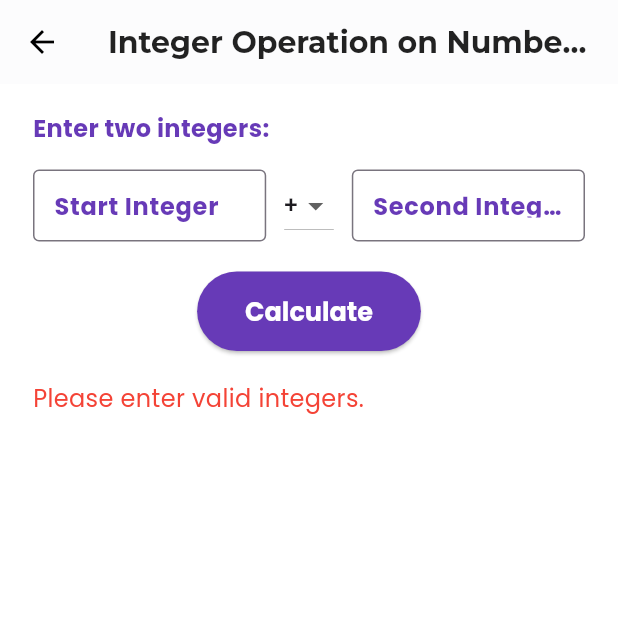
After one commit to JudeChika/Math-Guru, a Flutter app: the NumberLineScreen screen opened directly, after a tap on "Calculate", on a phone screen of 412 x 824 dp, the top half of it. The commit adds this screen. Run offline on Flutter 3.47's test engine with Material 3 defaults, Android fonts, the phone set to English and light mode, and no system bars; our stand-ins replace cloud_firestore, firebase_auth, firebase_core, firebase_storage, flutter_animate, flutter_riverpod and 4 more; missing offline and left inert: flutter_math_fork; accounts and stored records are empty.

Commit message:
my files

```diff
--- /dev/null
+++ b/lib/features/junior_secondary/jss1/fractions/number_line/number_line_integer_logic.dart
@@ -0,0 +1,24 @@
+class NumberLineIntegerLogic {
+  static NumberLineSolution compute(int a, int b, String op) {
+    final result = op == '+' ? a + b : a - b;
+
+    final explanations = <String>[
+      "Start at 0 on the number line.",
+      "Move from 0 to $a to get your first number.",
+      if (op == '+')
+        "Since you are adding, move $b steps to the right from $a."
+      else
+        "Since you are subtracting, move $b steps to the left from $a.",
+      "You land on $result. That is your final answer.",
+    ];
+
+    return NumberLineSolution(result: result, explanations: explanations);
+  }
+}
+
+class NumberLineSolution {
+  final int result;
+  final List<String> explanations;
+
+  NumberLineSolution({required this.result, required this.explanations});
+}
--- /dev/null
+++ b/lib/features/junior_secondary/jss1/fractions/number_line/number_line_painter.dart
@@ -0,0 +1,93 @@
+import 'package:flutter/material.dart';
+
+class NumberLinePainter extends CustomPainter {
+  final int start;
+  final int end;
+  final int from;
+  final int to;
+
+  NumberLinePainter({
+    required this.start,
+    required this.end,
+    required this.from,
+    required this.to,
+  });
+
+  @override
+  void paint(Canvas canvas, Size size) {
+    final paintLine = Paint()
+      ..color = Colors.black
+      ..strokeWidth = 2;
+
+    final paintArrowLine = Paint()
+      ..color = Colors.deepPurple
+      ..strokeWidth = 2
+      ..style = PaintingStyle.stroke; // 👈 Ensures no fill, only line
+
+    final spacing = size.width / (end - start);
+    final centerY = size.height / 2;
+
+    // Draw main number line
+    canvas.drawLine(Offset(0, centerY), Offset(size.width, centerY), paintLine);
+
+    const textStyle = TextStyle(fontSize: 12, color: Colors.black);
+    final textPainter = TextPainter(
+      textAlign: TextAlign.center,
+      textDirection: TextDirection.ltr,
+    );
+
+    for (int i = start; i <= end; i++) {
+      double x = (i - start) * spacing;
+
+      // Draw tick
+      canvas.drawLine(Offset(x, centerY - 5), Offset(x, centerY + 5), paintLine);
+
+      // Draw number
+      textPainter.text = TextSpan(text: i.toString(), style: textStyle);
+      textPainter.layout();
+      textPainter.paint(canvas, Offset(x - textPainter.width / 2, centerY + 10));
+    }
+
+    // Draw first curved arrow from 0 to the first number
+    if (from != 0) {
+      _drawCurvedArrow(canvas, spacing, centerY, 0, from, start, paintArrowLine);
+    }
+
+    // Draw second curved arrow from first number to result
+    _drawCurvedArrow(canvas, spacing, centerY, from, to, start, paintArrowLine);
+  }
+
+  void _drawCurvedArrow(Canvas canvas, double spacing, double centerY, int startVal, int endVal, int baseStart, Paint paint) {
+    int direction = endVal >= startVal ? 1 : -1;
+    double startX = (startVal - baseStart) * spacing;
+    double endX = (endVal - baseStart) * spacing;
+
+    final path = Path()
+      ..moveTo(startX, centerY)
+      ..quadraticBezierTo(
+        (startX + endX) / 2,
+        centerY - 25,
+        endX,
+        centerY,
+      );
+
+    canvas.drawPath(path, paint); // ✅ Stroke-only curved arrow path (no shading)
+
+    // Draw arrowhead
+    canvas.drawLine(
+      Offset(endX - 5 * direction, centerY - 5),
+      Offset(endX, centerY),
+      paint,
+    );
+    canvas.drawLine(
+      Offset(endX - 5 * direction, centerY + 5),
+      Offset(endX, centerY),
+      paint,
+    );
+  }
+
+  @override
+  bool shouldRepaint(covariant NumberLinePainter oldDelegate) {
+    return oldDelegate.from != from || oldDelegate.to != to || oldDelegate.start != start || oldDelegate.end != end;
+  }
+}
--- /dev/null
+++ b/lib/features/junior_secondary/jss1/fractions/number_line/number_line_screen.dart
@@ -0,0 +1,242 @@
+import 'package:flutter/material.dart';
+import 'package:google_fonts/google_fonts.dart';
+import 'number_line_integer_logic.dart';
+import 'number_line_painter.dart';
+
+class NumberLineScreen extends StatefulWidget {
+  const NumberLineScreen({super.key});
+
+  @override
+  State<NumberLineScreen> createState() => _NumberLineScreenState();
+}
+
+class _NumberLineScreenState extends State<NumberLineScreen> {
+  final _num1Controller = TextEditingController();
+  final _num2Controller = TextEditingController();
+  String _operation = '+';
+  String? _errorMsg;
+  int? _from;
+  int? _to;
+  int? _result;
+  List<String> _explanations = [];
+
+  void _calculate() {
+    final from = int.tryParse(_num1Controller.text.trim());
+    final second = int.tryParse(_num2Controller.text.trim());
+
+    if (from == null || second == null) {
+      setState(() {
+        _errorMsg = "Please enter valid integers.";
+        _result = null;
+        _from = null;
+        _to = null;
+        _explanations = [];
+      });
+      return;
+    }
+
+    final solution = NumberLineIntegerLogic.compute(from, second, _operation);
+
+    setState(() {
+      _errorMsg = null;
+      _from = from;
+      _to = solution.result;
+      _result = solution.result;
+      _explanations = solution.explanations;
+    });
+  }
+
+  @override
+  void dispose() {
+    _num1Controller.dispose();
+    _num2Controller.dispose();
+    super.dispose();
+  }
+
+  @override
+  Widget build(BuildContext context) {
+    final inputStyle = GoogleFonts.poppins(fontSize: 16);
+    final labelStyle = GoogleFonts.poppins(
+      fontWeight: FontWeight.w600,
+      color: Colors.deepPurple,
+    );
+
+    return Scaffold(
+      appBar: AppBar(
+        title: Text(
+          'Integer Operation on Number Line',
+          style: GoogleFonts.montserrat(
+            fontWeight: FontWeight.bold,
+            fontSize: 20,
+            color: Theme.of(context).brightness == Brightness.dark
+                ? Colors.white
+                : Colors.black87,
+          ),
+        ),
+        backgroundColor: Colors.white,
+        foregroundColor: Colors.deepPurple,
+        elevation: 0.4,
+      ),
+      body: SingleChildScrollView(
+        padding: const EdgeInsets.symmetric(horizontal: 22, vertical: 18),
+        child: Column(
+          crossAxisAlignment: CrossAxisAlignment.start,
+          children: [
+            Text(
+              "Enter two integers:",
+              style: labelStyle.copyWith(fontSize: 16),
+            ),
+            const SizedBox(height: 16),
+            Row(
+              children: [
+                Expanded(
+                  child: TextFormField(
+                    controller: _num1Controller,
+                    keyboardType: TextInputType.number,
+                    style: inputStyle,
+                    decoration: InputDecoration(
+                      labelText: "Start Integer",
+                      labelStyle: labelStyle,
+                      border: const OutlineInputBorder(),
+                      contentPadding: const EdgeInsets.symmetric(vertical: 6, horizontal: 10),
+                    ),
+                  ),
+                ),
+                const SizedBox(width: 12),
+                DropdownButton<String>(
+                  value: _operation,
+                  items: const [
+                    DropdownMenuItem(value: '+', child: Text('+')),
+                    DropdownMenuItem(value: '-', child: Text('-')),
+                  ],
+                  onChanged: (val) {
+                    setState(() => _operation = val ?? '+');
+                  },
+                ),
+                const SizedBox(width: 12),
+                Expanded(
+                  child: TextFormField(
+                    controller: _num2Controller,
+                    keyboardType: TextInputType.number,
+                    style: inputStyle,
+                    decoration: InputDecoration(
+                      labelText: "Second Integer",
+                      labelStyle: labelStyle,
+                      border: const OutlineInputBorder(),
+                      contentPadding: const EdgeInsets.symmetric(vertical: 6, horizontal: 10),
+                    ),
+                  ),
+                ),
+              ],
+            ),
+            const SizedBox(height: 20),
+            Center(
+              child: ElevatedButton(
+                onPressed: _calculate,
+                style: ElevatedButton.styleFrom(
+                  backgroundColor: Colors.deepPurple,
+                  padding: const EdgeInsets.symmetric(horizontal: 32, vertical: 14),
+                  textStyle: GoogleFonts.poppins(fontWeight: FontWeight.bold, fontSize: 17),
+                ),
+                child: const Text("Calculate", style: TextStyle(color: Colors.white)),
+              ),
+            ),
+            const SizedBox(height: 20),
+            if (_errorMsg != null)
+              Text(
+                _errorMsg!,
+                style: GoogleFonts.poppins(color: Colors.red, fontSize: 16),
+              ),
+            if (_result != null)
+              Column(
+                crossAxisAlignment: CrossAxisAlignment.center,
+                children: [
+                  Text(
+                    "Result: $_from $_operation ${_num2Controller.text} = $_result",
+                    style: GoogleFonts.poppins(
+                      fontWeight: FontWeight.w600,
+                      fontSize: 18,
+                      color: Colors.green[700],
+                    ),
+                  ),
+                  const SizedBox(height: 20),
+                  Text(
+                    "Visual Number Line:",
+                    style: GoogleFonts.poppins(
+                      fontWeight: FontWeight.bold,
+                      fontSize: 17,
+                      color: Colors.deepPurple,
+                    ),
+                  ),
+                  const SizedBox(height: 10),
+                  Card(
+                    color: Colors.purple.shade50,
+                    margin: const EdgeInsets.symmetric(vertical: 4),
+                    child: Padding(
+                      padding: const EdgeInsets.symmetric(vertical: 10),
+                      child: SingleChildScrollView(
+                        scrollDirection: Axis.horizontal,
+                        child: CustomPaint(
+                          size: Size(
+                            (_to! - (_from! - 5) + (_from! - 0).abs() + 10) * 40.0,
+                            120,
+                          ),
+                          painter: NumberLinePainter(
+                            start: (_from! - (_operation == '+' ? 5 : 8)).clamp(-50, 0),
+                            end: (_to! + 5),
+                            from: _from!,
+                            to: _to!,
+                          ),
+                        ),
+                      ),
+                    ),
+                  ),
+                  const SizedBox(height: 20),
+                  if (_explanations.isNotEmpty)
+                    Column(
+                      crossAxisAlignment: CrossAxisAlignment.start,
+                      children: [
+                        Text(
+                          "Step-by-step Explanation:",
+                          style: GoogleFonts.poppins(
+                            fontWeight: FontWeight.bold,
+                            fontSize: 17,
+                            color: Colors.deepPurple,
+                          ),
+                        ),
+                        const SizedBox(height: 8),
+                        for (int i = 0; i < _explanations.length; i++)
+                          Card(
+                            color: Colors.purple.shade50,
+                            margin: const EdgeInsets.symmetric(vertical: 4),
+                            child: ListTile(
+                              leading: CircleAvatar(
+                                backgroundColor: Colors.deepPurple.shade100,
+                                child: Text(
+                                  '${i + 1}',
+                                  style: GoogleFonts.poppins(
+                                    color: Colors.deepPurple,
+                                    fontWeight: FontWeight.bold,
+                                  ),
+                                ),
+                              ),
+                              title: Text(
+                                _explanations[i],
+                                style: GoogleFonts.poppins(
+                                  fontWeight: FontWeight.w600,
+                                  color: Colors.deepPurple[800],
+                                  fontSize: 15,
+                                ),
+                              ),
+                            ),
+                          ),
+                      ],
+                    ),
+                ],
+              ),
+          ],
+        ),
+      ),
+    );
+  }
+}
--- a/lib/features/junior_secondary/jss1/jss1_topic_detail_screen.dart
+++ b/lib/features/junior_secondary/jss1/jss1_topic_detail_screen.dart
@@ -1,6 +1,7 @@
 import 'package:flutter/material.dart';
 import 'package:math_guru/features/junior_secondary/jss1/fractions/conversion_to_percentage/conversion_to_percentage_screen.dart';
 import 'package:math_guru/features/junior_secondary/jss1/fractions/mixed_improper/mixed_improper_screen.dart';
+import 'package:math_guru/features/junior_secondary/jss1/fractions/number_line/number_line_screen.dart';
 import 'package:math_guru/features/junior_secondary/jss1/number_base_system/binary_conversion/binary_conversion_screen.dart';
 import 'factors_multiples/hcf/hcf_screen.dart';
 import 'factors_multiples/lcm/lcm_screen.dart';
@@ -70,6 +71,9 @@ class Jss1TopicDetailScreen extends StatelessWidget {
     if (subtopic == 'Conversion to percentage') {
       return const ConversionToPercentageScreen();
     }
+    if (subtopic == 'Number line') {
+      return const NumberLineScreen();
+    }
 
     return Scaffold(
       appBar: AppBar(
```
